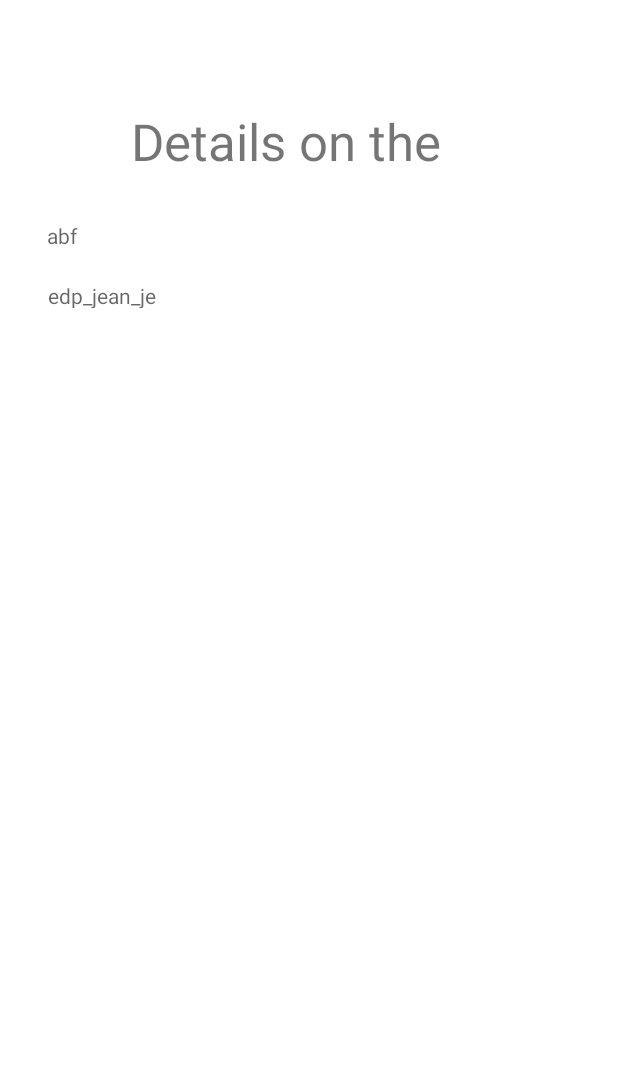
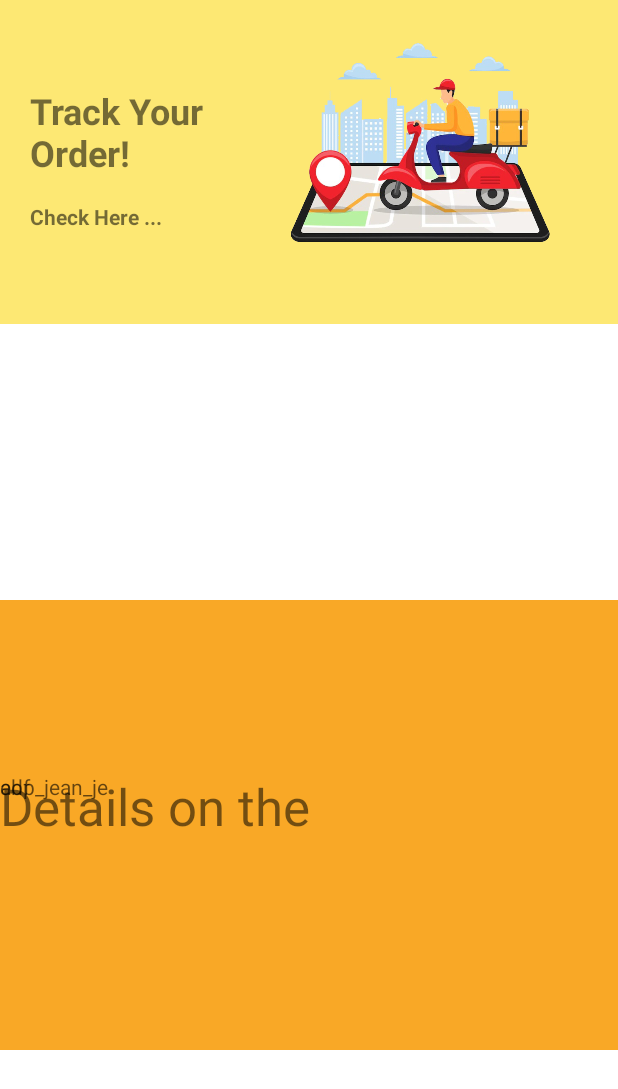
Before and after one commit to DevoirEnGroupe/MesajemFinal, an Android app: the DetailsActivity screen opened directly, with no data from a screen before it, on a phone screen of 412 x 824 dp. Shown: the top 1089 px of the screen. Run offline under Robolectric (Android 15) with nearby library versions, the phone set to English and light mode, and no system bars; libraries missing offline, so code that uses them is left out: org.parceler; pictures from the network do not load; 4 statements that could not run were skipped.

Commit message:
activity details

```diff
--- a/app/src/main/java/ht/mesajem/mesajem/Activities/DetailsActivity.java
+++ b/app/src/main/java/ht/mesajem/mesajem/Activities/DetailsActivity.java
@@ -37,4 +37,7 @@ public class DetailsActivity extends AppCompatActivity {
         Glide.with(this).load(post.getKeyImage().getUrl()).override(70,70).into(postimdet);
 
     }
+
+
+
 }
--- a/app/src/main/res/layout/activity_details.xml
+++ b/app/src/main/res/layout/activity_details.xml
@@ -7,23 +7,79 @@
     tools:context=".Activities.DetailsActivity">
 
 
+    <RelativeLayout
+        android:id="@+id/FirstRel"
+        android:layout_width="match_parent"
+        android:layout_height="216dp"
+        android:background="@color/Jaune">
+
+
+        <ImageView
+            android:id="@+id/detailsPics"
+            android:layout_width="228dp"
+            android:layout_height="160dp"
+            android:layout_alignParentStart="true"
+            android:layout_alignParentTop="true"
+            android:layout_alignParentEnd="true"
+            android:layout_alignParentBottom="true"
+            android:layout_marginStart="165dp"
+            android:layout_marginTop="7dp"
+            android:layout_marginEnd="17dp"
+            android:layout_marginBottom="33dp"
+            android:background="@drawable/detailspng" />
+        <TextView
+            android:id="@+id/textView11"
+            android:layout_width="129dp"
+            android:layout_height="63dp"
+            android:layout_alignParentStart="true"
+            android:layout_alignParentTop="true"
+            android:layout_marginStart="20dp"
+            android:layout_marginTop="57dp"
+            android:text="Track Your Order!"
+            android:textSize="24sp"
+            android:textStyle="bold" />
+
+        <TextView
+            android:id="@+id/textView10"
+            android:layout_width="wrap_content"
+            android:layout_height="wrap_content"
+            android:layout_below="@+id/textView11"
+            android:layout_alignParentStart="true"
+            android:layout_marginStart="20dp"
+            android:layout_marginTop="14dp"
+            android:text="Check Here ..."
+            android:textStyle="bold" />
+
+    </RelativeLayout>
+
+    <RelativeLayout
+        android:id="@+id/SecondRel"
+        android:layout_width="match_parent"
+        android:layout_height="wrap_content"
+        android:background="@color/black">
+
+    </RelativeLayout>
+
+
+    <RelativeLayout
+        android:id="@+id/ThirdRel"
+        android:layout_width="match_parent"
+        android:layout_height="300dp"
+        android:gravity="center_vertical"
+        android:layout_marginTop="400dp"
+        android:background="@color/Orange">
+
+
         <ImageView
             android:id="@+id/postimdet"
-        android:layout_width="411dp"
-        android:layout_height="344dp"
-        android:layout_alignParentStart="true"
-        android:layout_alignParentTop="true"
-        android:layout_marginStart="-1dp"
-        android:layout_marginTop="258dp" />
+            android:layout_width="70dp"
+            android:layout_height="70dp" />
 
         <TextView
             android:id="@+id/idpostdet"
             android:layout_width="68dp"
             android:layout_height="18dp"
-        android:layout_alignParentStart="true"
-        android:layout_alignParentTop="true"
-        android:layout_marginStart="31dp"
-        android:layout_marginTop="147dp"
+
             android:gravity="top"
             android:hint="abf" />
 
@@ -31,22 +87,20 @@
             android:id="@+id/expdet"
             android:layout_width="148dp"
             android:layout_height="18dp"
-        android:layout_alignParentStart="true"
-        android:layout_alignParentTop="true"
-        android:layout_marginStart="32dp"
-        android:layout_marginTop="187dp"
-        android:gravity="top"
+
             android:hint="edp_jean_je" />
+
+
+
+
 
         <TextView
             android:id="@+id/textView9"
             android:layout_width="wrap_content"
             android:layout_height="wrap_content"
-        android:layout_alignParentStart="true"
-        android:layout_alignParentTop="true"
-        android:layout_marginStart="87dp"
-        android:layout_marginTop="71dp"
+
             android:text="Details on the "
             android:textSize="34sp" />
+    </RelativeLayout>
 
 </RelativeLayout>
--- a/app/src/main/res/layout/activity_list_task.xml
+++ b/app/src/main/res/layout/activity_list_task.xml
@@ -18,11 +18,11 @@
         app:titleTextColor="@android:color/white"></androidx.appcompat.widget.Toolbar>
 
     <FrameLayout
-        android:layout_below="@+id/toolbar"
         android:id="@+id/flContainer"
         android:layout_width="match_parent"
         android:layout_height="match_parent"
-        android:layout_above="@+id/bottomNavigation" />
+        android:layout_above="@+id/bottomNavigation"
+        android:layout_below="@+id/toolbar" />
 
 
     <com.google.android.material.bottomnavigation.BottomNavigationView
--- a/app/src/main/res/layout/activity_main_delivey.xml
+++ b/app/src/main/res/layout/activity_main_delivey.xml
@@ -19,7 +19,7 @@
         android:layout_height="wrap_content"
         android:layout_alignParentBottom="true"
         app:menu="@menu/bottom_navigation"
-        />
+        android:background="@color/Orange"  />
 
 
 </RelativeLayout>
--- a/app/src/main/res/layout/activity_register.xml
+++ b/app/src/main/res/layout/activity_register.xml
@@ -173,9 +173,9 @@
         android:layout_alignParentTop="true"
         android:layout_alignParentEnd="true"
         android:layout_alignParentBottom="false"
-        android:layout_marginStart="200dp"
-        android:layout_marginTop="568dp"
-        android:layout_marginEnd="28dp"
+        android:layout_marginStart="202dp"
+        android:layout_marginTop="584dp"
+        android:layout_marginEnd="25dp"
         android:backgroundTint="#F9A826"
         android:drawableRight="@drawable/ic_baseline_arrow_forward_24"
         android:text="CONTINUE"
--- a/app/src/main/res/layout/activity_splash_screen.xml
+++ b/app/src/main/res/layout/activity_splash_screen.xml
@@ -21,7 +21,7 @@
         android:clipToOutline="true"
         android:contentDescription="@string/image"
         android:elevation="10dp"
-        android:foreground="@drawable/mesajem_logo_final"
+        android:foreground="@drawable/logo_m_final"
         android:outlineSpotShadowColor="@color/black" />
 
     <TextView
--- a/app/src/main/res/layout/activity_track.xml
+++ b/app/src/main/res/layout/activity_track.xml
@@ -19,7 +19,7 @@
         android:layout_height="wrap_content"
         android:layout_alignParentBottom="true"
         app:menu="@menu/bottom_navigation"
-       />
+        android:background="@color/Orange" />
 
 
 
--- a/app/src/main/res/values/colors.xml
+++ b/app/src/main/res/values/colors.xml
@@ -9,4 +9,5 @@
     <color name="white">#FFFFFFFF</color>
     <color name="Orange">#F9A826</color>
     <color name="Blue">#084ea4</color>
+    <color name="Jaune">#fde873</color>
 </resources>
```
Also changed, not shown: app/src/main/res/layout/activity_map.xml (+7 -8 lines), app/src/main/res/layout/activity_received.xml (+22 -6 lines), app/src/main/res/drawable/detailspng.png (added), app/src/main/res/drawable/logo_m_final.png (added). Lines whose indentation alone changed are shown as unchanged.
